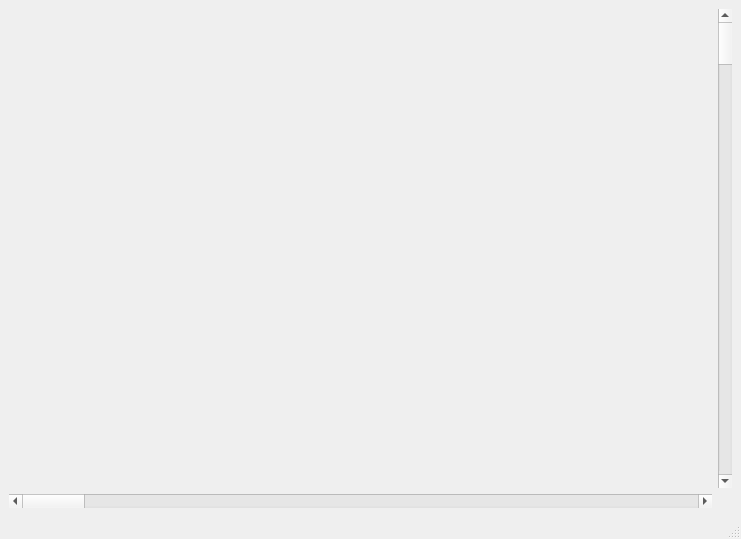
Tarinaky/DuelFieldStars, file forms/GameWindow.ui: the form before one commit.
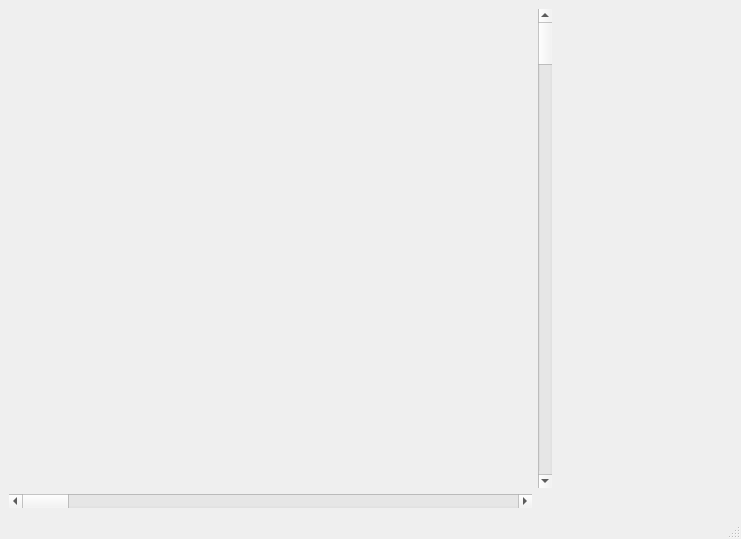
The form after the commit.

Commit message: Got a max size set on the rhs panel.

Patch:
```diff
--- a/forms/GameWindow.ui
+++ b/forms/GameWindow.ui
@@ -35,6 +35,17 @@
       </property>
      </widget>
     </item>
+    <item row="0" column="2">
+     <widget class="QFrame" name="details">
+      <property name="maximumSize">
+       <size>
+        <width>174</width>
+        <height>16777215</height>
+       </size>
+      </property>
+      <layout class="QGridLayout" name="gridLayout_3"/>
+     </widget>
+    </item>
    </layout>
   </widget>
   <widget class="QMenuBar" name="menubar">
```
The commit also changes 4 other files.
